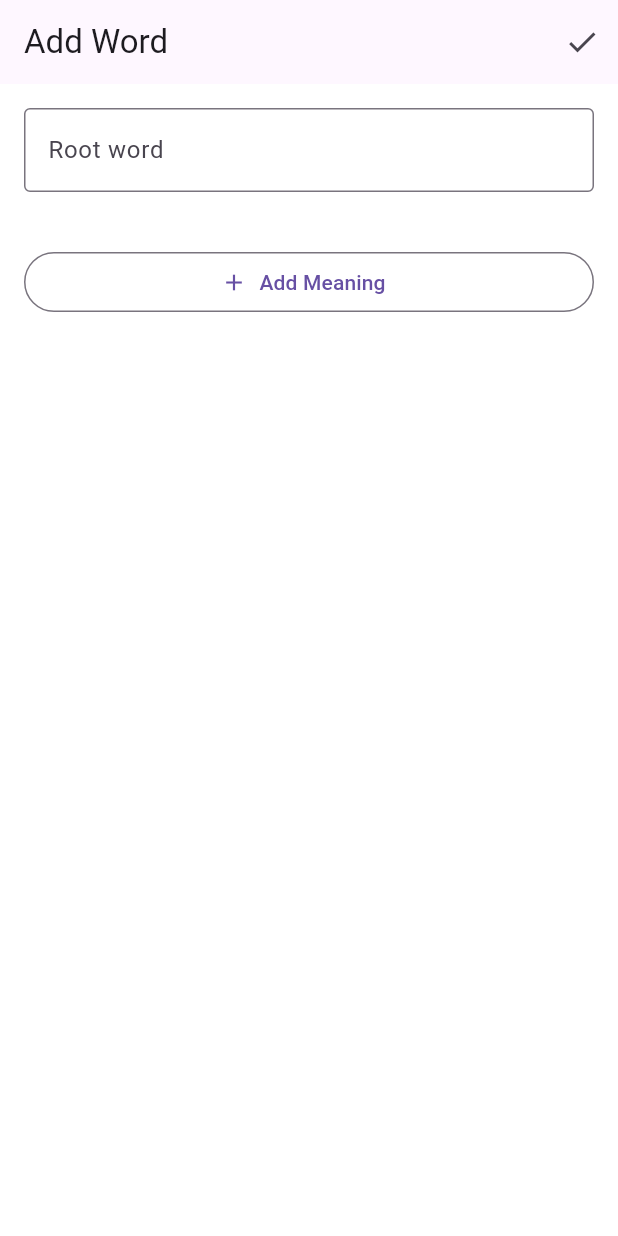
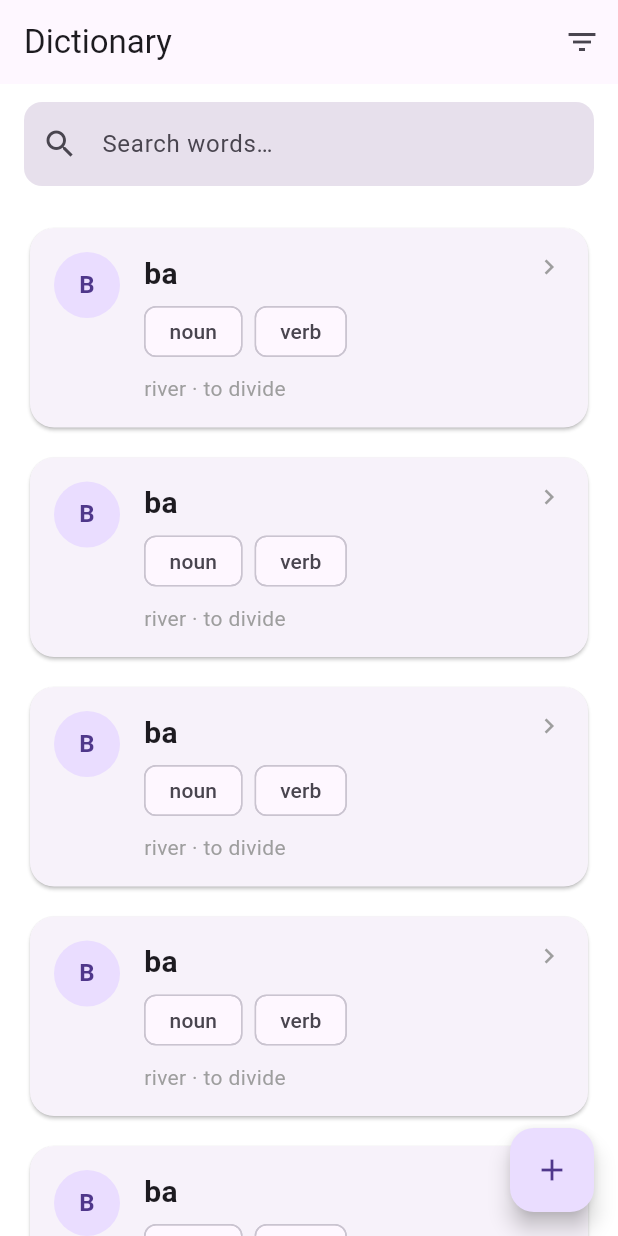
Before and after one commit to iwarifgha/moonlang_dictionary, a Flutter app: the screen it shows after launch, on a phone screen of 412 x 824 dp. Run offline on Flutter 3.47's test engine with Material 3 defaults, Android fonts, the phone set to English and light mode, and no system bars; our stand-ins replace cloud_firestore, equatable, firebase_core, flutter_riverpod; accounts and stored records are empty.

Commit message:
word list UI added

```diff
--- a/lib/main.dart
+++ b/lib/main.dart
@@ -2,8 +2,10 @@ import 'package:firebase_core/firebase_core.dart';
 import 'package:flutter/material.dart';
 import 'package:flutter_riverpod/flutter_riverpod.dart';
 import 'package:moonlang_dictionary/firebase_options.dart';
+import 'package:moonlang_dictionary/routes.dart';
+import 'package:moonlang_dictionary/view/all_words_view.dart';
 import 'package:moonlang_dictionary/view/base/base_view_builder.dart';
-import 'package:moonlang_dictionary/view/home_view.dart';
+import 'package:moonlang_dictionary/view/add_word_view.dart';
 import 'package:moonlang_dictionary/view_model/theme_vm.dart';
 
 Future<void> main() async {
@@ -26,6 +28,7 @@ class MyApp extends ConsumerWidget {
         return MaterialApp(
           title: 'Flutter Demo',
           theme: themeVm.getTheme,
+          routes: routes,
           home: const MyHomePage(title: 'Flutter Demo Home Page'),
         );
       },
@@ -46,6 +49,6 @@ class _MyHomePageState extends ConsumerState<MyHomePage> {
   @override
   Widget build(BuildContext context) {
     //return HomeView();
-     return AddWordScreen();
+     return AllWordsScreen();
   }
 }
--- /dev/null
+++ b/lib/routes.dart
@@ -0,0 +1,12 @@
+import 'package:flutter/material.dart';
+import 'package:moonlang_dictionary/view/add_word_view.dart';
+import 'package:moonlang_dictionary/view/all_words_view.dart';
+
+Map<String, WidgetBuilder> routes = {
+  AddWordScreen.routeName: (_) {
+    return AddWordScreen();
+  },
+  AllWordsScreen.routeName: (_) {
+    return AllWordsScreen();
+  },
+};
--- a/lib/view/add_word_view.dart
+++ b/lib/view/add_word_view.dart
@@ -0,0 +1,63 @@
+import 'package:flutter/material.dart';
+
+import 'package:flutter_riverpod/flutter_riverpod.dart';
+import 'package:moonlang_dictionary/view/base/base_view_builder.dart';
+import 'package:moonlang_dictionary/view_model/word_entry_vm.dart';
+import 'package:moonlang_dictionary/widgets/meaning_editor.dart';
+
+class AddWordScreen extends ConsumerWidget {
+  static final routeName = '/add_word_screen';
+  const AddWordScreen({super.key});
+
+  @override
+  Widget build(BuildContext context, WidgetRef ref) {
+    return BaseViewBuilder(
+      provider: wordDraftProvider,
+      builder: (context, state, wordVm) {
+        return Scaffold(
+          appBar: AppBar(
+            title: const Text('Add Word'),
+            actions: [
+              IconButton(
+                icon: wordVm.isLoading
+                    ? CircularProgressIndicator()
+                    : Icon(Icons.check),
+                onPressed: () {
+                  wordVm.addWord(context);
+                },
+              ),
+            ],
+          ),
+          body: ListView(
+            padding: const EdgeInsets.all(16),
+            children: [
+              TextFormField(
+                controller: wordVm.rootWordController,
+                decoration: const InputDecoration(
+                  labelText: 'Root word',
+                  border: OutlineInputBorder(),
+                ),
+                onChanged: (val) {
+                  wordVm.addBaseForm(val);
+                },
+              ),
+              const SizedBox(height: 24),
+              ...List.generate(
+                wordVm.meanings.length,
+                (i) => MeaningEditor(index: i, () {}),
+              ),
+              const SizedBox(height: 12),
+              OutlinedButton.icon(
+                icon: const Icon(Icons.add),
+                label: const Text('Add Meaning'),
+                onPressed: () {
+                  wordVm.addMeaning();
+                },
+              ),
+            ],
+          ),
+        );
+      },
+    );
+  }
+}
--- /dev/null
+++ b/lib/view/all_words_view.dart
@@ -0,0 +1,43 @@
+import 'package:flutter/material.dart';
+import 'package:moonlang_dictionary/view/add_word_view.dart';
+import 'package:moonlang_dictionary/widgets/search_bar_widget.dart';
+import 'package:moonlang_dictionary/widgets/word_list_tile.dart';
+
+class AllWordsScreen extends StatelessWidget {
+  static final routeName = '/word_list_screen';
+
+  const AllWordsScreen({super.key});
+
+  @override
+  Widget build(BuildContext context) {
+    return Scaffold(
+      appBar: AppBar(
+        title: const Text('Dictionary'),
+        actions: [
+          IconButton(icon: const Icon(Icons.filter_list), onPressed: () {}),
+        ],
+      ),
+      body: Column(
+        children: [
+          SearchBarWidget(),
+          Expanded(
+            child: ListView.separated(
+              padding: const EdgeInsets.all(16),
+              itemCount: 10, // placeholder
+              separatorBuilder: (_, __) => const SizedBox(height: 12),
+              itemBuilder: (context, index) {
+                return const WordListTile();
+              },
+            ),
+          ),
+        ],
+      ),
+      floatingActionButton: FloatingActionButton(
+        onPressed: () {
+          Navigator.pushNamed(context, AddWordScreen.routeName);
+        },
+        child: const Icon(Icons.add),
+      ),
+    );
+  }
+}
--- a/lib/view/home_view.dart
+++ /dev/null
@@ -1,62 +0,0 @@
-import 'package:flutter/material.dart';
-
-import 'package:flutter_riverpod/flutter_riverpod.dart';
-import 'package:moonlang_dictionary/view/base/base_view_builder.dart';
-import 'package:moonlang_dictionary/view_model/word_entry_vm.dart';
-import 'package:moonlang_dictionary/widgets/meaning_editor.dart';
-
-class AddWordScreen extends ConsumerWidget {
-  const AddWordScreen({super.key});
-
-  @override
-  Widget build(BuildContext context, WidgetRef ref) {
-    return BaseViewBuilder(
-      provider: wordDraftProvider,
-      builder: (context, state, wordVm) {
-        return Scaffold(
-          appBar: AppBar(
-            title: const Text('Add Word'),
-            actions: [
-              IconButton(
-                icon: wordVm.isLoading
-                    ? CircularProgressIndicator()
-                    : Icon(Icons.check),
-                onPressed: () {
-                  wordVm.addWord(context);
-                },
-              ),
-            ],
-          ),
-          body: ListView(
-            padding: const EdgeInsets.all(16),
-            children: [
-              TextFormField(
-                controller: wordVm.rootWordController,
-                decoration: const InputDecoration(
-                  labelText: 'Root word',
-                  border: OutlineInputBorder(),
-                ),
-                onChanged: (val) {
-                  wordVm.addBaseForm(val);
-                },
-              ),
-              const SizedBox(height: 24),
-              ...List.generate(
-                wordVm.meanings.length,
-                (i) => MeaningEditor(index: i, () {}),
-              ),
-              const SizedBox(height: 12),
-              OutlinedButton.icon(
-                icon: const Icon(Icons.add),
-                label: const Text('Add Meaning'),
-                onPressed: () {
-                  wordVm.addMeaning();
-                },
-              ),
-            ],
-          ),
-        );
-      },
-    );
-  }
-}
--- a/lib/view_model/word_entry_vm.dart
+++ b/lib/view_model/word_entry_vm.dart
@@ -46,19 +46,9 @@ class WordEntryVm extends BaseViewModel {
     word = WordEntryModel.empty();
   }
 
-  void addVariant(int meaningIndex) {
-    meanings[meaningIndex].variants?.add(Variants.empty());
-    setState();
-  }
-
-  updateVariant(int senseIndex, int variantIndex, Variants newVariant) {
-    word.meanings?[senseIndex].variants?[variantIndex] = newVariant;
-    setState();
-  }
-
   addWord(BuildContext context) async {
     isLoading = true;
-    setState(viewState: ViewState.busy);
+    setState();
     final newWord = word.copyWith(id: _uuid.v4());
     final result = await _wordEntryService.addWord(newWord);
     isLoading = false;
@@ -70,7 +60,7 @@ class WordEntryVm extends BaseViewModel {
         ),
       );
       resetData();
-      setState(viewState: ViewState.done);
+      setState();
     } else if (result is Failure<WordEntryModel>) {
       ScaffoldMessenger.of(context).showSnackBar(
         SnackBar(
@@ -78,8 +68,19 @@ class WordEntryVm extends BaseViewModel {
           backgroundColor: Colors.red,
         ),
       );
-      setState(viewState: ViewState.error);
+      setState();
     }
+  }
+
+  //-------
+  void addVariant(int meaningIndex) {
+    meanings[meaningIndex].variants?.add(Variants.empty());
+    setState();
+  }
+
+  updateVariant(int senseIndex, int variantIndex, Variants newVariant) {
+    word.meanings?[senseIndex].variants?[variantIndex] = newVariant;
+    setState();
   }
 }
 
--- /dev/null
+++ b/lib/widgets/search_bar_widget.dart
@@ -0,0 +1,24 @@
+import 'package:flutter/material.dart';
+
+class SearchBarWidget extends StatelessWidget {
+  const SearchBarWidget({super.key});
+
+  @override
+  Widget build(BuildContext context) {
+    return Padding(
+      padding: const EdgeInsets.fromLTRB(16, 12, 16, 8),
+      child: TextField(
+        decoration: InputDecoration(
+          hintText: 'Search words…',
+          prefixIcon: const Icon(Icons.search),
+          filled: true,
+          fillColor: Theme.of(context).colorScheme.surfaceVariant,
+          border: OutlineInputBorder(
+            borderRadius: BorderRadius.circular(12),
+            borderSide: BorderSide.none,
+          ),
+        ),
+      ),
+    );
+  }
+}
--- /dev/null
+++ b/lib/widgets/word_list_tile.dart
@@ -0,0 +1,96 @@
+import 'package:flutter/material.dart';
+
+class WordListTile extends StatelessWidget {
+  const WordListTile({super.key});
+
+  @override
+  Widget build(BuildContext context) {
+    return Card(
+      elevation: 1,
+      shape: RoundedRectangleBorder(
+        borderRadius: BorderRadius.circular(16),
+      ),
+      child: InkWell(
+        borderRadius: BorderRadius.circular(16),
+        onTap: () {},
+        child: Padding(
+          padding: const EdgeInsets.all(16),
+          child: Row(
+            crossAxisAlignment: CrossAxisAlignment.start,
+            children: [
+              _WordAvatar(),
+              const SizedBox(width: 16),
+              Expanded(
+                child: _WordContent(),
+              ),
+              const Icon(
+                Icons.chevron_right,
+                color: Colors.grey,
+              ),
+            ],
+          ),
+        ),
+      ),
+    );
+  }
+}
+class _WordAvatar extends StatelessWidget {
+  @override
+  Widget build(BuildContext context) {
+    return CircleAvatar(
+      radius: 22,
+      backgroundColor: Theme.of(context).colorScheme.primaryContainer,
+      child: const Text(
+        'B',
+        style: TextStyle(
+          fontWeight: FontWeight.bold,
+        ),
+      ),
+    );
+  }
+}
+class _WordContent extends StatelessWidget {
+  @override
+  Widget build(BuildContext context) {
+    return Column(
+      crossAxisAlignment: CrossAxisAlignment.start,
+      children: [
+        const Text(
+          'ba',
+          style: TextStyle(
+            fontSize: 20,
+            fontWeight: FontWeight.w600,
+          ),
+        ),
+        const SizedBox(height: 4),
+        Wrap(
+          spacing: 8,
+          runSpacing: 4,
+          children: const [
+            _PosChip(label: 'noun'),
+            _PosChip(label: 'verb'),
+          ],
+        ),
+        const SizedBox(height: 8),
+        const Text(
+          'river · to divide',
+          maxLines: 2,
+          overflow: TextOverflow.ellipsis,
+          style: TextStyle(color: Colors.grey),
+        ),
+      ],
+    );
+  }
+}
+class _PosChip extends StatelessWidget {
+  final String label;
+  const _PosChip({required this.label});
+
+  @override
+  Widget build(BuildContext context) {
+    return Chip(
+      label: Text(label),
+      visualDensity: VisualDensity.compact,
+    );
+  }
+}
```
